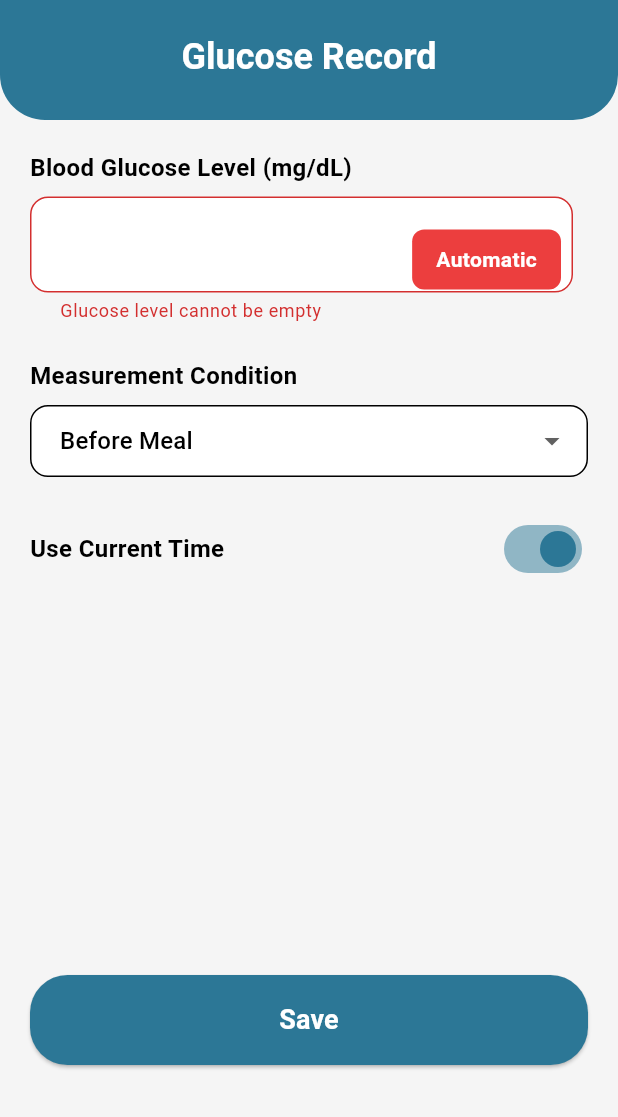
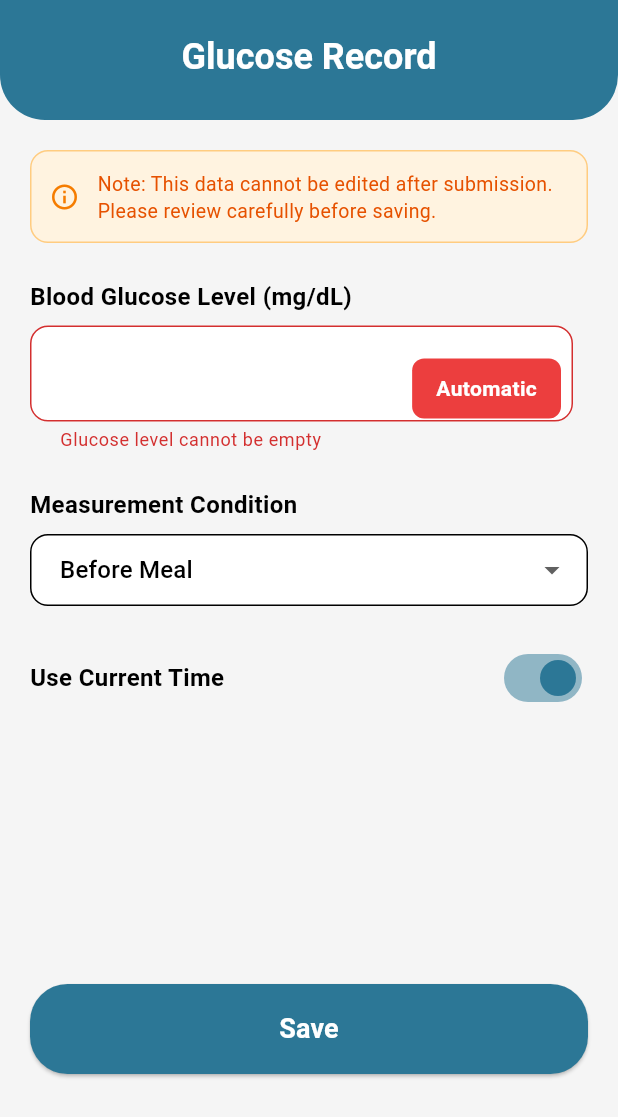
Before and after one commit to putritheresia21/gluco-track, a Flutter app: the GlucoseMeasuring screen opened directly, after a tap on "Save", on a phone screen of 412 x 824 dp. Shown: the top 1117 px of the screen. Run offline on Flutter 3.47's test engine with Material 3 defaults, Android fonts, the phone set to English and light mode, and no system bars; our stand-ins replace fl_chart, flutter_dotenv, image_picker, share_plus, shared_preferences, supabase_flutter; accounts and stored records are empty; project files that could hold a hidden picture were left out.

```diff
--- a/lib/l10n/app_en.arb
+++ b/lib/l10n/app_en.arb
@@ -36,7 +36,9 @@
   "beforeMeal": "Before Meal",
   "afterMeal": "After Meal",
   "at": "at",
-  "shareResult": "Share Result",
+  "dataCannotBeEdited": "Note: This data cannot be edited after submission. Please review carefully before saving.",
+  "dataSavedSharePrompt": "Your glucose data is safely stored. Would you like to share this result now?",
+  "shareResult": "Record Saved",
   "shareResultMessage": "Do you want to share your current blood glucose test results?",
   "no": "No",
   "yesShare": "Yes, Share",
--- a/lib/l10n/app_id.arb
+++ b/lib/l10n/app_id.arb
@@ -33,7 +33,9 @@
   "beforeMeal": "Sebelum Makan",
   "afterMeal": "Sesudah Makan",
   "at": "pada jam",
-  "shareResult": "Bagikan Hasil",
+  "dataCannotBeEdited": "Catatan: Data ini tidak dapat diubah setelah disimpan. Silakan periksa dengan baik sebelum melakukan submit.",
+  "dataSavedSharePrompt": "Data gula darah kamu sudah tersimpan dengan aman. Apakah kamu ingin membagikan hasil ini sekarang?",
+  "shareResult": "Data Tersimpan",
   "shareResultMessage": "Apakah Anda ingin membagikan hasil tes gula darah Anda saat ini?",
   "no": "Tidak",
   "yesShare": "Ya, Bagikan",
--- a/lib/l10n/app_localizations.dart
+++ b/lib/l10n/app_localizations.dart
@@ -7,6 +7,8 @@ import 'package:intl/intl.dart' as intl;
 
 import 'app_localizations_en.dart';
 import 'app_localizations_id.dart';
+
+// ignore_for_file: type=lint
 
 /// Callers can lookup localized strings with an instance of AppLocalizations
 /// returned by `AppLocalizations.of(context)`.
@@ -255,10 +257,22 @@ abstract class AppLocalizations {
   /// **'at'**
   String get at;
 
+  /// No description provided for @dataCannotBeEdited.
+  ///
+  /// In en, this message translates to:
+  /// **'Note: This data cannot be edited after submission. Please review carefully before saving.'**
+  String get dataCannotBeEdited;
+
+  /// No description provided for @dataSavedSharePrompt.
+  ///
+  /// In en, this message translates to:
+  /// **'Your glucose data is safely stored. Would you like to share this result now?'**
+  String get dataSavedSharePrompt;
+
   /// No description provided for @shareResult.
   ///
   /// In en, this message translates to:
-  /// **'Share Result'**
+  /// **'Record Saved'**
   String get shareResult;
 
   /// No description provided for @shareResultMessage.
--- a/lib/l10n/app_localizations_en.dart
+++ b/lib/l10n/app_localizations_en.dart
@@ -1,6 +1,8 @@
 import 'package:intl/intl.dart' as intl;
 
 import 'app_localizations.dart';
+
+// ignore_for_file: type=lint
 
 /// The translations for English (`en`).
 class AppLocalizationsEn extends AppLocalizations {
@@ -90,7 +92,13 @@ class AppLocalizationsEn extends AppLocalizations {
   String get at => 'at';
 
   @override
-  String get shareResult => 'Share Result';
+  String get dataCannotBeEdited => 'Note: This data cannot be edited after submission. Please review carefully before saving.';
+
+  @override
+  String get dataSavedSharePrompt => 'Your glucose data is safely stored. Would you like to share this result now?';
+
+  @override
+  String get shareResult => 'Record Saved';
 
   @override
   String get shareResultMessage => 'Do you want to share your current blood glucose test results?';
--- a/lib/l10n/app_localizations_id.dart
+++ b/lib/l10n/app_localizations_id.dart
@@ -1,6 +1,8 @@
 import 'package:intl/intl.dart' as intl;
 
 import 'app_localizations.dart';
+
+// ignore_for_file: type=lint
 
 /// The translations for Indonesian (`id`).
 class AppLocalizationsId extends AppLocalizations {
@@ -90,7 +92,13 @@ class AppLocalizationsId extends AppLocalizations {
   String get at => 'pada jam';
 
   @override
-  String get shareResult => 'Bagikan Hasil';
+  String get dataCannotBeEdited => 'Catatan: Data ini tidak dapat diubah setelah disimpan. Silakan periksa dengan baik sebelum melakukan submit.';
+
+  @override
+  String get dataSavedSharePrompt => 'Data gula darah kamu sudah tersimpan dengan aman. Apakah kamu ingin membagikan hasil ini sekarang?';
+
+  @override
+  String get shareResult => 'Data Tersimpan';
 
   @override
   String get shareResultMessage => 'Apakah Anda ingin membagikan hasil tes gula darah Anda saat ini?';
--- a/lib/pages/glucose_measuring.dart
+++ b/lib/pages/glucose_measuring.dart
@@ -77,6 +77,7 @@ class GlucoseMeasuringState extends State<GlucoseMeasuring> {
       barrierDismissible: false,
       builder: (BuildContext context) {
         return AlertDialog(
+          backgroundColor: const Color(0xFFF5F5F5),
           shape: RoundedRectangleBorder(
             borderRadius: BorderRadius.circular(20),
           ),
@@ -85,12 +86,12 @@ class GlucoseMeasuringState extends State<GlucoseMeasuring> {
               Container(
                 padding: const EdgeInsets.all(8),
                 decoration: BoxDecoration(
-                  color: const Color(0xFF2C7796).withOpacity(0.1),
+                  color: Colors.green.withOpacity(0.1),
                   borderRadius: BorderRadius.circular(8),
                 ),
                 child: const Icon(
-                  Icons.share,
-                  color: Color(0xFF2C7796),
+                  Icons.check_circle,
+                  color: Colors.green,
                   size: 24,
                 ),
               ),
@@ -107,7 +108,7 @@ class GlucoseMeasuringState extends State<GlucoseMeasuring> {
             ],
           ),
           content: Text(
-            AppLocalizations.of(context)!.shareResultMessage,
+            AppLocalizations.of(context)!.dataSavedSharePrompt,
             style: const TextStyle(fontSize: 16),
           ),
           actions: [
@@ -217,13 +218,6 @@ class GlucoseMeasuringState extends State<GlucoseMeasuring> {
         }
 
         if (mounted) {
-          ScaffoldMessenger.of(context).showSnackBar(
-            SnackBar(
-              content: Text(AppLocalizations.of(context)!.glucoseDataSaved),
-              backgroundColor: Colors.green,
-            ),
-          );
-
           // Show share dialog after successful save
           await showShareDialog();
         }
@@ -242,7 +236,8 @@ class GlucoseMeasuringState extends State<GlucoseMeasuring> {
       if (mounted) {
         ScaffoldMessenger.of(context).showSnackBar(
           SnackBar(
-            content: Text(AppLocalizations.of(context)!.failedSaveData(e.toString())),
+            content: Text(
+                AppLocalizations.of(context)!.failedSaveData(e.toString())),
             backgroundColor: Colors.red,
           ),
         );
@@ -292,6 +287,35 @@ class GlucoseMeasuringState extends State<GlucoseMeasuring> {
           child: Column(
             crossAxisAlignment: CrossAxisAlignment.start,
             children: [
+              Container(
+                padding: const EdgeInsets.all(12),
+                decoration: BoxDecoration(
+                  color: Colors.orange.shade50,
+                  borderRadius: BorderRadius.circular(12),
+                  border: Border.all(color: Colors.orange.shade200, width: 1),
+                ),
+                child: Row(
+                  children: [
+                    Icon(
+                      Icons.info_outline,
+                      color: Colors.orange.shade700,
+                      size: 20,
+                    ),
+                    const SizedBox(width: 12),
+                    Expanded(
+                      child: Text(
+                        AppLocalizations.of(context)!.dataCannotBeEdited,
+                        style: TextStyle(
+                          fontSize: 13,
+                          color: Colors.orange.shade900,
+                          height: 1.4,
+                        ),
+                      ),
+                    ),
+                  ],
+                ),
+              ),
+              const SizedBox(height: 24),
               Text(
                 AppLocalizations.of(context)!.glucoseLevelMgDl,
                 style: const TextStyle(
@@ -336,10 +360,12 @@ class GlucoseMeasuringState extends State<GlucoseMeasuring> {
                           keyboardType: TextInputType.number,
                           validator: (value) {
                             if (value == null || value.isEmpty) {
-                              return AppLocalizations.of(context)!.glucoseLevelRequired;
+                              return AppLocalizations.of(context)!
+                                  .glucoseLevelRequired;
                             }
                             if (double.tryParse(value) == null) {
-                              return AppLocalizations.of(context)!.validNumberRequired;
+                              return AppLocalizations.of(context)!
+                                  .validNumberRequired;
                             }
                             return null;
                           },
@@ -379,7 +405,8 @@ class GlucoseMeasuringState extends State<GlucoseMeasuring> {
                                     ScaffoldMessenger.of(context).showSnackBar(
                                       SnackBar(
                                         content: Text(
-                                            AppLocalizations.of(context)!.iotDataLoaded),
+                                            AppLocalizations.of(context)!
+                                                .iotDataLoaded),
                                         backgroundColor: Colors.green,
                                       ),
                                     );
@@ -510,7 +537,7 @@ class GlucoseMeasuringState extends State<GlucoseMeasuring> {
                     style: const TextStyle(color: Colors.white),
                   ),
                 ),
-              const SizedBox(height: 260),
+              const SizedBox(height: 180),
               CustomButton(
                 text: AppLocalizations.of(context)!.save,
                 backgroundColor: const Color(0xFF2C7796),
```
Also changed, not shown: lib/pages/splash_screen.dart (+7 -5 lines), pubspec.lock. Lines whose indentation alone changed are shown as unchanged.
